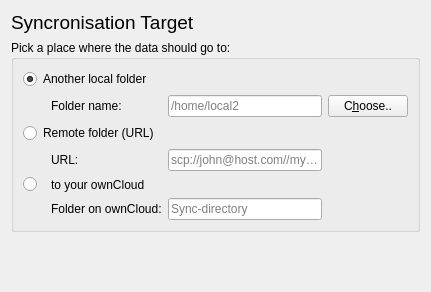
First picture: the form in src/mirall/folderwizardtargetpage.ui, repository nextcloud/desktop, before the edit.
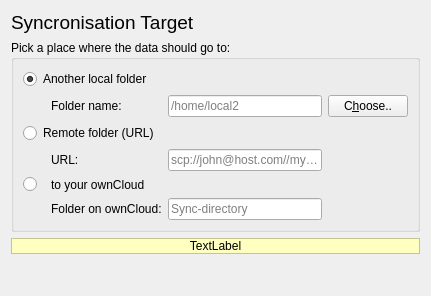
Second picture: the form after the edit.

What changed in the file:
```diff
--- a/src/mirall/folderwizardtargetpage.ui
+++ b/src/mirall/folderwizardtargetpage.ui
@@ -7,7 +7,7 @@
     <x>0</x>
     <y>0</y>
     <width>431</width>
-    <height>292</height>
+    <height>296</height>
    </rect>
   </property>
   <property name="windowTitle">
@@ -186,6 +186,92 @@
     </widget>
    </item>
    <item row="2" column="0">
+    <widget class="QLabel" name="warnLabel">
+     <property name="palette">
+      <palette>
+       <active>
+        <colorrole role="Base">
+         <brush brushstyle="SolidPattern">
+          <color alpha="255">
+           <red>255</red>
+           <green>255</green>
+           <blue>255</blue>
+          </color>
+         </brush>
+        </colorrole>
+        <colorrole role="Window">
+         <brush brushstyle="SolidPattern">
+          <color alpha="255">
+           <red>255</red>
+           <green>255</green>
+           <blue>192</blue>
+          </color>
+         </brush>
+        </colorrole>
+       </active>
+       <inactive>
+        <colorrole role="Base">
+         <brush brushstyle="SolidPattern">
+          <color alpha="255">
+           <red>255</red>
+           <green>255</green>
+           <blue>255</blue>
+          </color>
+         </brush>
+        </colorrole>
+        <colorrole role="Window">
+         <brush brushstyle="SolidPattern">
+          <color alpha="255">
+           <red>255</red>
+           <green>255</green>
+           <blue>192</blue>
+          </color>
+         </brush>
+        </colorrole>
+       </inactive>
+       <disabled>
+        <colorrole role="Base">
+         <brush brushstyle="SolidPattern">
+          <color alpha="255">
+           <red>255</red>
+           <green>255</green>
+           <blue>192</blue>
+          </color>
+         </brush>
+        </colorrole>
+        <colorrole role="Window">
+         <brush brushstyle="SolidPattern">
+          <color alpha="255">
+           <red>255</red>
+           <green>255</green>
+           <blue>192</blue>
+          </color>
+         </brush>
+        </colorrole>
+       </disabled>
+      </palette>
+     </property>
+     <property name="autoFillBackground">
+      <bool>true</bool>
+     </property>
+     <property name="frameShape">
+      <enum>QFrame::StyledPanel</enum>
+     </property>
+     <property name="text">
+      <string>TextLabel</string>
+     </property>
+     <property name="textFormat">
+      <enum>Qt::AutoText</enum>
+     </property>
+     <property name="alignment">
+      <set>Qt::AlignCenter</set>
+     </property>
+     <property name="margin">
+      <number>3</number>
+     </property>
+    </widget>
+   </item>
+   <item row="3" column="0">
     <spacer name="verticalSpacer">
      <property name="orientation">
       <enum>Qt::Vertical</enum>
```
